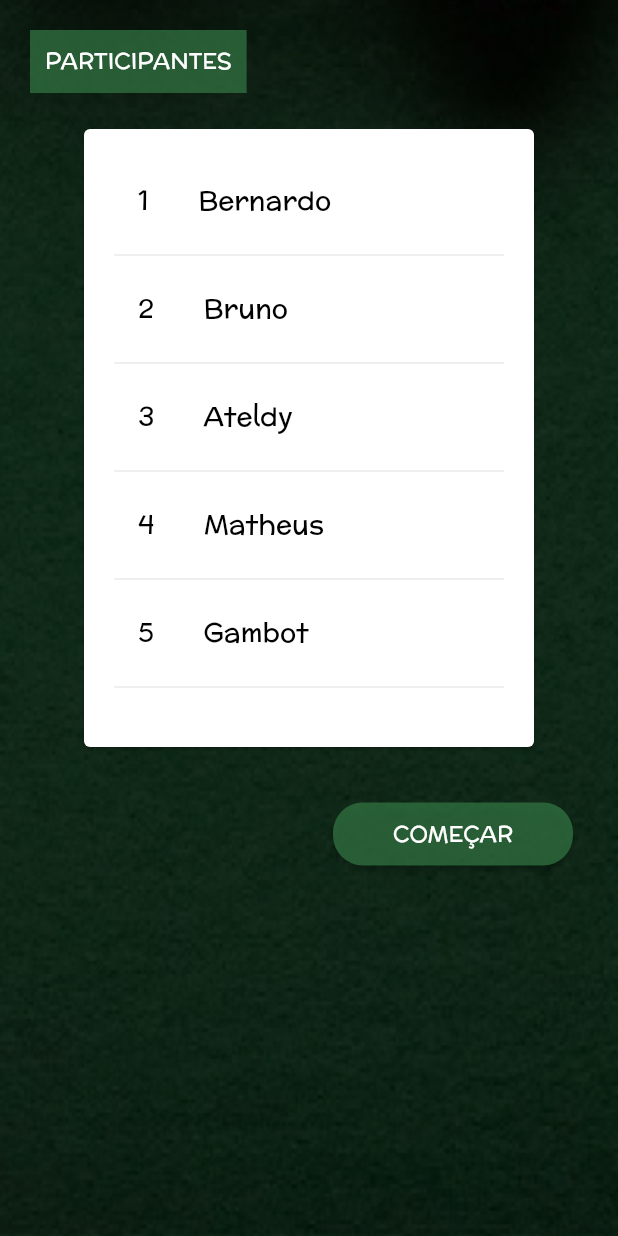
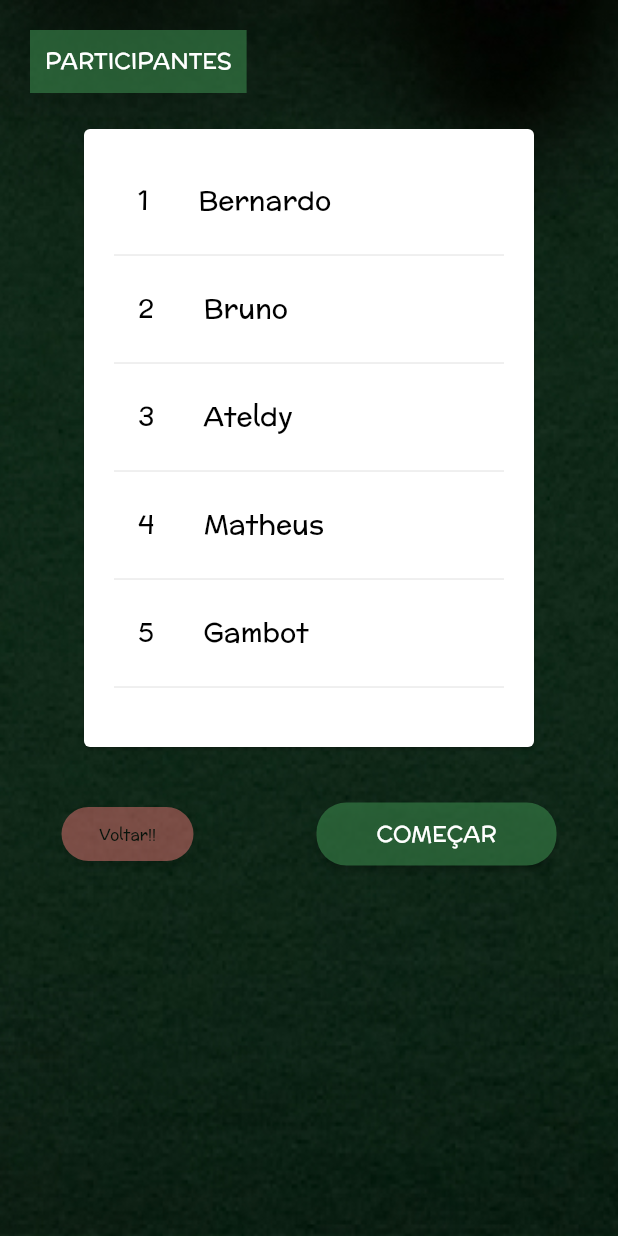
Before and after one commit to Gambot-Crupier/Gambot-App, a Flutter app: the PlayersList screen opened directly, on a phone screen of 412 x 824 dp. Run offline on Flutter 3.47's test engine with Material 2 defaults, Android fonts, the phone set to English and light mode, and no system bars.

Commit message:
Creates Button Component
Also adds back button on players_list page

Co-authored-by: Bruno Dantas <oliveiradantas96@gmail.com>
Co-authored-by: Bernardo Henrique <bernardohrl.unb@gmail.com>

```diff
--- a/lib/components/change_page_button.dart
+++ /dev/null
@@ -1,26 +0,0 @@
-import 'package:flutter/cupertino.dart';
-import 'package:flutter/material.dart';
-
-class ChangePageButton extends StatelessWidget {
-  final String texto;
-  final Widget page;
-
-  ChangePageButton({this.texto, this.page});
-
-  @override
-  Widget build(BuildContext context) {
-    return RaisedButton(
-          onPressed: () => _changePage(context, this.page),
-          child: Text(
-            this.texto,
-            style: TextStyle(fontSize: 20)
-          ),
-        );
-  }
-
-  void _changePage(BuildContext context, Widget page) {
-    Navigator.push(
-      context, MaterialPageRoute(builder: (context) => page)
-    );
-  }
-}
--- /dev/null
+++ b/lib/components/default_button.dart
@@ -0,0 +1,67 @@
+import 'package:flutter/cupertino.dart';
+import 'package:flutter/material.dart';
+import 'package:gambot/style.dart';
+
+class DefaultButton extends StatefulWidget {
+  // final String text = 'Test';
+  // final Color backgroundColor = DefaultStyle.green;
+  // final double borderRadius = 20.0;
+  // final double fontSize = 20.0;
+  // final Color fontColor = Colors.white;
+  // final String fontFamily = DefaultStyle.fontFamily;
+  // final Function func = () => {};
+  final String text;
+  final Color backgroundColor;
+  final double borderRadius;
+  final double fontSize;
+  final Color fontColor;
+  final String fontFamily;
+  final Function func;
+
+  DefaultButton({
+    this.text = 'Coloque um texto!',
+    this.backgroundColor  = DefaultStyle.green,
+    this.borderRadius = 20.0,
+    this.fontSize = 20.0,
+    this.fontColor = Colors.white,
+    this.fontFamily = DefaultStyle.fontFamily,
+    this.func,
+  });
+
+  @override
+  State<StatefulWidget> createState() => new _State(text: text, backgroundColor: backgroundColor, borderRadius: borderRadius,
+                                                      fontSize: fontSize, fontColor: fontColor, fontFamily: fontFamily, func: func);
+}
+
+class _State extends State<DefaultButton> {
+
+  String text;
+  Color backgroundColor;
+  double borderRadius;
+  double fontSize;
+  Color fontColor;
+  String fontFamily;
+  Function func;
+
+  _State({this.text, this.backgroundColor, this.borderRadius, this.fontSize, this.fontColor, this.fontFamily, this.func}) {
+    this.func ??= () => {};
+  }
+
+  @override
+  Widget build(BuildContext context) {
+    return RaisedButton(
+      padding: const EdgeInsets.all(10.0),
+      color: this.backgroundColor,
+      onPressed: this.func,
+      shape: RoundedRectangleBorder(borderRadius: new BorderRadius.circular(this.borderRadius)),
+      child: Text(
+        this.text,
+        style: TextStyle(
+            fontSize: this.fontSize,
+            color: this.fontColor,
+            fontFamily: this.fontFamily),
+        textAlign: TextAlign.center,
+      ),
+    );
+  }
+}
--- a/lib/pages/login.dart
+++ b/lib/pages/login.dart
@@ -1,6 +1,5 @@
 import 'package:flutter/material.dart';
 import 'package:flutter/widgets.dart';
-import 'package:gambot/components/change_page_button.dart';
 import 'package:gambot/pages/participate.dart';
 
 class Login extends StatefulWidget {
--- a/lib/pages/players_list.dart
+++ b/lib/pages/players_list.dart
@@ -1,5 +1,6 @@
 import 'package:flutter/material.dart';
 import 'package:flutter/widgets.dart';
+import 'package:gambot/components/default_button.dart';
 import 'package:gambot/components/page_header.dart';
 import 'package:gambot/style.dart';
 
@@ -43,28 +44,31 @@ class _PlayersListState extends State<PlayersList> {
                   ),
                 ),
 
-                // Bottom Button
-                Row(
-                  mainAxisAlignment: MainAxisAlignment.end,
-                  children: <Widget>[
-                  Container(
-                    margin: const EdgeInsets.all(30.0),
-                    child: SizedBox(
-                      width: 160,
-                      child: RaisedButton(
-                          padding: const EdgeInsets.all(10.0),
-                          color: DefaultStyle.green,
-                          onPressed: () => {},
-                          shape: RoundedRectangleBorder(borderRadius: new BorderRadius.circular(20.0)),
-                          child: Text(
-                            'COMEÇAR',
-                            style: TextStyle(fontSize: 15, color: Colors.white, fontFamily: DefaultStyle.fontFamily),
-                            textAlign: TextAlign.center,
-                          ),
+                Container(
+                  margin: const EdgeInsets.only(top: 30.0),
+                  child: Row(
+                    mainAxisAlignment: MainAxisAlignment.spaceAround,
+                    children: <Widget>[
+                      Opacity(
+                        opacity: 0.5,
+                        child: DefaultButton(
+                          text: 'Voltar!!',
+                          fontSize: 10.0,
+                          backgroundColor: Colors.red[300],
+                          fontColor: Colors.black,
+                          func: () => Navigator.pop(context),
                         ),
                       ),
-                    ),
-                  ],
+                      SizedBox(
+                        width: 160,
+                        child: DefaultButton(
+                          text: 'COMEÇAR',
+                          fontSize: 15.0,
+                          func: ()=>{},
+                        ),
+                      ),
+                    ],
+                  ),
                 ),
               ]
             ),
@@ -81,8 +85,6 @@ class _PlayersListState extends State<PlayersList> {
         itemCount: userNames.length,
 
         itemBuilder: (context, index) {
-          print('\n\nalou');
-          print(context);
           return ListTile(
             title: Text(
               (index+1).toString() + '       ' + userNames[index],
```
